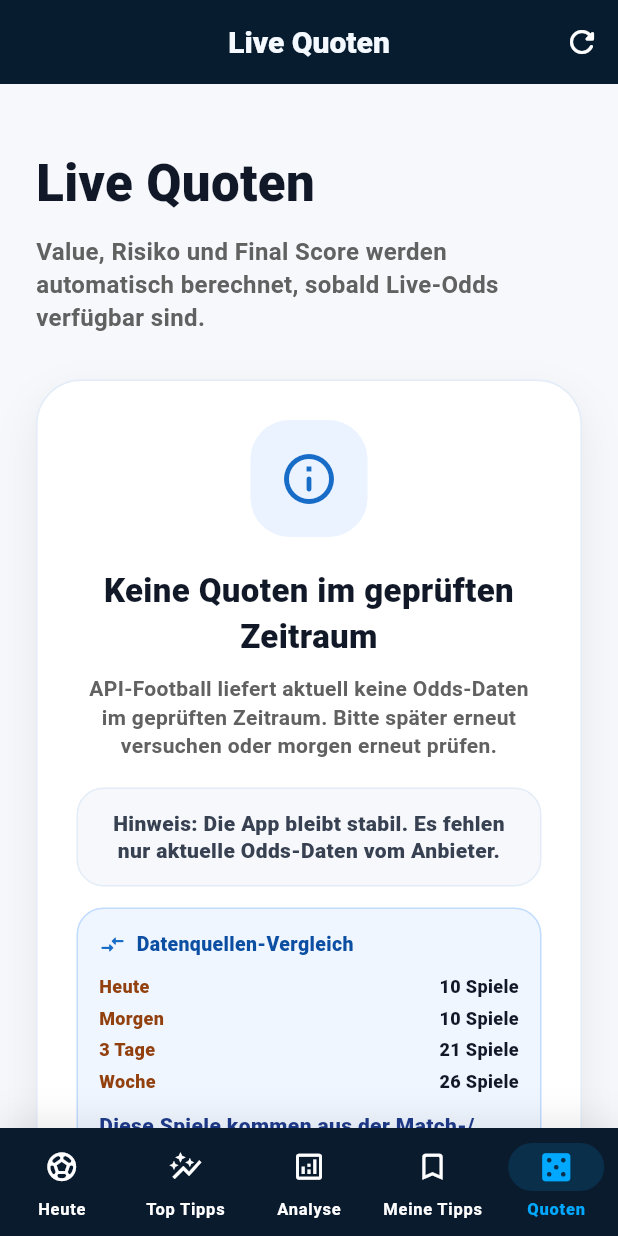
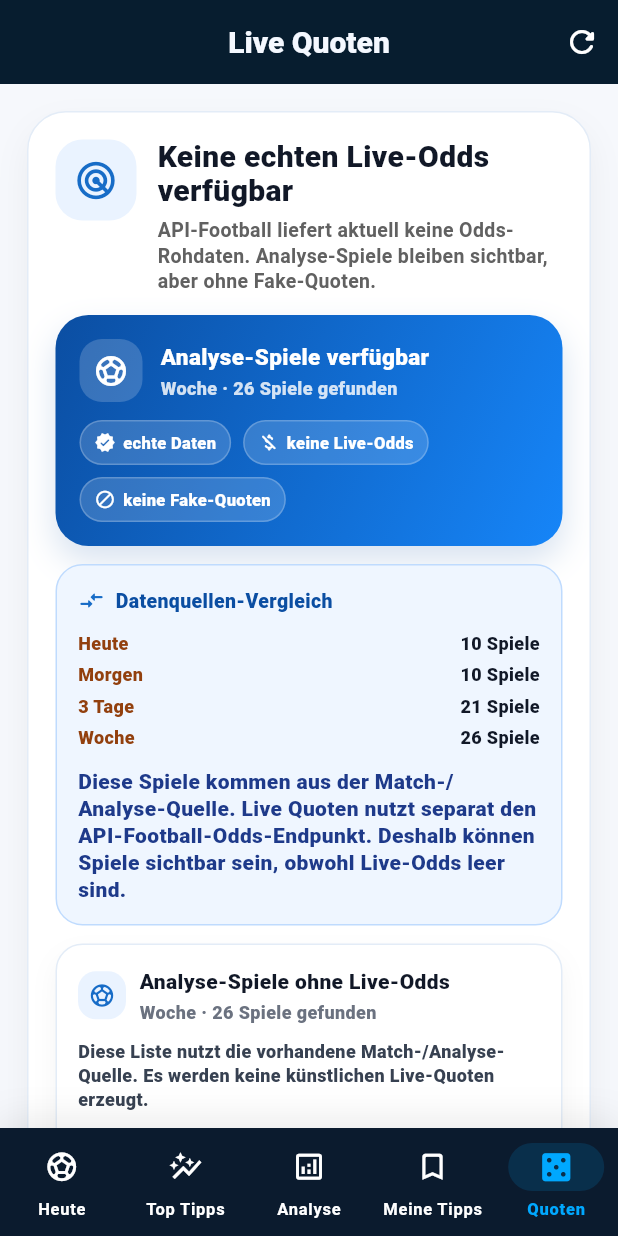
Before and after one commit to genti2004-cmyk/kickmind_ai, a Flutter app: the screen it shows after launch, item 5 of the bottom bar chosen, on a phone screen of 412 x 824 dp. Run offline on Flutter 3.47's test engine with Material 3 defaults, Android fonts, the phone set to English and light mode, and no system bars; our stand-ins replace shared_preferences; network calls fail.

Commit message:
STABLE: Stage 52a live odds empty UI polish

```diff
--- a/lib/features/odds/presentation/live_odds_screen.dart
+++ b/lib/features/odds/presentation/live_odds_screen.dart
@@ -382,116 +382,91 @@ class _LiveOddsEmptyState extends StatelessWidget {
   Widget build(BuildContext context) {
     final title = loadFailed
         ? 'Quoten konnten nicht geladen werden'
-        : 'Keine Quoten im geprüften Zeitraum';
+        : 'Keine echten Live-Odds verfügbar';
 
     final message = loadFailed
-        ? 'Die Verbindung zur Quoten-API wurde unterbrochen oder API-Football hat die Anfrage abgelehnt. Bitte später erneut versuchen.'
-        : 'API-Football liefert aktuell keine Odds-Daten im geprüften Zeitraum. Bitte später erneut versuchen oder morgen erneut prüfen.';
-
-    final icon = loadFailed
-        ? Icons.cloud_off_rounded
-        : Icons.info_outline_rounded;
+        ? 'Die Quoten-API konnte nicht gelesen werden. Bitte später erneut prüfen.'
+        : 'API-Football liefert aktuell keine Odds-Rohdaten. Analyse-Spiele bleiben sichtbar, aber ohne Fake-Quoten.';
+
+    final icon = loadFailed ? Icons.cloud_off_rounded : Icons.radar_rounded;
 
     return ListView(
       physics: const AlwaysScrollableScrollPhysics(),
-      padding: const EdgeInsets.fromLTRB(24, 42, 24, 118),
-      children: [
-        const Text(
-          'Live Quoten',
-          style: TextStyle(
-            fontSize: 34,
-            fontWeight: FontWeight.w900,
-            color: Color(0xFF111827),
-          ),
-        ),
-        const SizedBox(height: 10),
-        Text(
-          'Value, Risiko und Final Score werden automatisch berechnet, sobald Live-Odds verfügbar sind.',
-          style: TextStyle(
-            color: Colors.grey.shade700,
-            fontSize: 16,
-            fontWeight: FontWeight.w700,
-            height: 1.35,
-          ),
-        ),
-        const SizedBox(height: 30),
+      padding: const EdgeInsets.fromLTRB(18, 18, 18, 118),
+      children: [
         Container(
-          padding: const EdgeInsets.all(26),
+          padding: const EdgeInsets.all(18),
           decoration: BoxDecoration(
             color: Colors.white,
-            borderRadius: BorderRadius.circular(30),
+            borderRadius: BorderRadius.circular(26),
             border: Border.all(color: const Color(0xFFE3ECF7)),
             boxShadow: [
               BoxShadow(
-                color: Colors.black.withOpacity(0.07),
-                blurRadius: 24,
-                offset: const Offset(0, 12),
+                color: Colors.black.withOpacity(0.05),
+                blurRadius: 18,
+                offset: const Offset(0, 10),
               ),
             ],
           ),
           child: Column(
+            crossAxisAlignment: CrossAxisAlignment.start,
+            children: [
+              Row(
+                crossAxisAlignment: CrossAxisAlignment.start,
                 children: [
                   Container(
-                width: 78,
-                height: 78,
+                    width: 54,
+                    height: 54,
                     decoration: BoxDecoration(
                       color: const Color(0xFFEAF3FF),
-                  borderRadius: BorderRadius.circular(26),
+                      borderRadius: BorderRadius.circular(18),
                     ),
                     child: Icon(
                       icon,
-                  size: 40,
+                      size: 30,
                       color: const Color(0xFF176CC7),
                     ),
                   ),
-              const SizedBox(height: 20),
+                  const SizedBox(width: 14),
+                  Expanded(
+                    child: Column(
+                      crossAxisAlignment: CrossAxisAlignment.start,
+                      children: [
                         Text(
                           title,
-                textAlign: TextAlign.center,
-                style: const TextStyle(
-                  fontSize: 22,
+                          style: const TextStyle(
+                            fontSize: 20,
                             fontWeight: FontWeight.w900,
                             color: Color(0xFF111827),
-                ),
-              ),
-              const SizedBox(height: 10),
+                            height: 1.15,
+                          ),
+                        ),
+                        const SizedBox(height: 6),
                         Text(
                           message,
-                textAlign: TextAlign.center,
                           style: TextStyle(
                             color: Colors.grey.shade700,
-                  height: 1.38,
+                            fontSize: 13,
+                            height: 1.32,
                             fontWeight: FontWeight.w700,
                           ),
                         ),
-              const SizedBox(height: 18),
-              Container(
-                width: double.infinity,
-                padding: const EdgeInsets.all(14),
-                decoration: BoxDecoration(
-                  color: const Color(0xFFF6F8FC),
-                  borderRadius: BorderRadius.circular(18),
-                  border: Border.all(color: const Color(0xFFE3ECF7)),
-                ),
-                child: const Text(
-                  'Hinweis: Die App bleibt stabil. Es fehlen nur aktuelle Odds-Daten vom Anbieter.',
-                  textAlign: TextAlign.center,
-                  style: TextStyle(
-                    color: Color(0xFF374151),
-                    fontWeight: FontWeight.w800,
-                    height: 1.3,
-                  ),
-                ),
+                      ],
+                    ),
+                  ),
+                ],
               ),
               const SizedBox(height: 14),
+              _LiveOddsEmptySummary(future: fixtureSourceFuture),
+              const SizedBox(height: 12),
               _FixtureSourceComparisonCard(future: fixtureSourceFuture),
-              const SizedBox(height: 14),
+              const SizedBox(height: 12),
               _AnalysisFixtureFallbackList(future: fixtureSourceFuture),
               if (diagnostics != null) ...[
-                const SizedBox(height: 14),
+                const SizedBox(height: 12),
                 _LiveOddsDiagnosticsBox(diagnostics: diagnostics!),
               ],
-              const SizedBox(height: 22),
+              const SizedBox(height: 16),
               SizedBox(
                 width: double.infinity,
                 child: ElevatedButton.icon(
@@ -509,6 +484,138 @@ class _LiveOddsEmptyState extends StatelessWidget {
 }
 
 
+class _LiveOddsEmptySummary extends StatelessWidget {
+  final Future<_FixtureSourceSummary> future;
+
+  const _LiveOddsEmptySummary({required this.future});
+
+  @override
+  Widget build(BuildContext context) {
+    return FutureBuilder<_FixtureSourceSummary>(
+      future: future,
+      builder: (context, snapshot) {
+        final summary = snapshot.data ?? const _FixtureSourceSummary.empty();
+        final fallbackCount = summary.bestFallbackMatches.length;
+        final label = summary.bestFallbackLabel;
+
+        return Container(
+          width: double.infinity,
+          padding: const EdgeInsets.all(16),
+          decoration: BoxDecoration(
+            gradient: const LinearGradient(
+              colors: [Color(0xFF0B4EA2), Color(0xFF1685F8)],
+              begin: Alignment.topLeft,
+              end: Alignment.bottomRight,
+            ),
+            borderRadius: BorderRadius.circular(22),
+            boxShadow: [
+              BoxShadow(
+                color: const Color(0xFF0B4EA2).withOpacity(0.16),
+                blurRadius: 18,
+                offset: const Offset(0, 10),
+              ),
+            ],
+          ),
+          child: Column(
+            crossAxisAlignment: CrossAxisAlignment.start,
+            children: [
+              Row(
+                children: [
+                  Container(
+                    width: 42,
+                    height: 42,
+                    decoration: BoxDecoration(
+                      color: Colors.white.withOpacity(0.18),
+                      borderRadius: BorderRadius.circular(15),
+                    ),
+                    child: const Icon(
+                      Icons.sports_soccer_rounded,
+                      color: Colors.white,
+                      size: 24,
+                    ),
+                  ),
+                  const SizedBox(width: 12),
+                  Expanded(
+                    child: Column(
+                      crossAxisAlignment: CrossAxisAlignment.start,
+                      children: [
+                        const Text(
+                          'Analyse-Spiele verfügbar',
+                          style: TextStyle(
+                            color: Colors.white,
+                            fontSize: 15,
+                            fontWeight: FontWeight.w900,
+                          ),
+                        ),
+                        const SizedBox(height: 2),
+                        Text(
+                          snapshot.connectionState == ConnectionState.waiting
+                              ? 'Spielequelle wird geprüft ...'
+                              : fallbackCount > 0
+                              ? '$label · $fallbackCount Spiele gefunden'
+                              : 'Keine Analyse-Spiele gefunden',
+                          style: TextStyle(
+                            color: Colors.white.withOpacity(0.82),
+                            fontSize: 12,
+                            fontWeight: FontWeight.w800,
+                          ),
+                        ),
+                      ],
+                    ),
+                  ),
+                ],
+              ),
+              const SizedBox(height: 12),
+              Wrap(
+                spacing: 8,
+                runSpacing: 8,
+                children: const [
+                  _WhiteStatusPill(icon: Icons.verified_rounded, text: 'echte Daten'),
+                  _WhiteStatusPill(icon: Icons.money_off_rounded, text: 'keine Live-Odds'),
+                  _WhiteStatusPill(icon: Icons.block_rounded, text: 'keine Fake-Quoten'),
+                ],
+              ),
+            ],
+          ),
+        );
+      },
+    );
+  }
+}
+
+class _WhiteStatusPill extends StatelessWidget {
+  final IconData icon;
+  final String text;
+
+  const _WhiteStatusPill({required this.icon, required this.text});
+
+  @override
+  Widget build(BuildContext context) {
+    return Container(
+      padding: const EdgeInsets.symmetric(horizontal: 9, vertical: 6),
+      decoration: BoxDecoration(
+        color: Colors.white.withOpacity(0.16),
+        borderRadius: BorderRadius.circular(999),
+        border: Border.all(color: Colors.white.withOpacity(0.22)),
+      ),
+      child: Row(
+        mainAxisSize: MainAxisSize.min,
+        children: [
+          Icon(icon, color: Colors.white, size: 14),
+          const SizedBox(width: 5),
+          Text(
+            text,
+            style: const TextStyle(
+              color: Colors.white,
+              fontSize: 11,
+              fontWeight: FontWeight.w900,
+            ),
+          ),
+        ],
+      ),
+    );
+  }
+}
 
 class _FixtureSourceSummary {
   final List<FootballMatch> todayMatches;
@@ -881,24 +988,23 @@ class _LiveOddsDiagnosticsBox extends StatelessWidget {
 
     return Container(
       width: double.infinity,
-      padding: const EdgeInsets.all(14),
       decoration: BoxDecoration(
         color: const Color(0xFFFFFBEB),
         borderRadius: BorderRadius.circular(18),
         border: Border.all(color: const Color(0xFFFDE68A)),
       ),
-      child: Column(
-        crossAxisAlignment: CrossAxisAlignment.start,
-        children: [
-          const Row(
-            children: [
-              Icon(
+      child: Theme(
+        data: Theme.of(context).copyWith(dividerColor: Colors.transparent),
+        child: ExpansionTile(
+          initiallyExpanded: false,
+          tilePadding: const EdgeInsets.symmetric(horizontal: 14, vertical: 2),
+          childrenPadding: const EdgeInsets.fromLTRB(14, 0, 14, 14),
+          leading: const Icon(
             Icons.bug_report_rounded,
             size: 18,
             color: Color(0xFFB45309),
           ),
-              SizedBox(width: 7),
-              Text(
+          title: const Text(
             'API-Diagnose',
             style: TextStyle(
               color: Color(0xFF92400E),
@@ -906,9 +1012,17 @@ class _LiveOddsDiagnosticsBox extends StatelessWidget {
               fontSize: 13,
             ),
           ),
-            ],
-          ),
-          const SizedBox(height: 10),
+          subtitle: Text(
+            'Status $statusText · ${diagnostics.checkedDatesCount} Tage · Rohdaten ${diagnostics.rawResponseCount}',
+            maxLines: 1,
+            overflow: TextOverflow.ellipsis,
+            style: const TextStyle(
+              color: Color(0xFF78350F),
+              fontSize: 11,
+              fontWeight: FontWeight.w800,
+            ),
+          ),
+          children: [
             _DiagnosticLine(label: 'Zeit', value: diagnostics.checkedAtText),
             _DiagnosticLine(label: 'Zeitraum', value: diagnostics.checkedDateRange),
             _DiagnosticLine(label: 'Geprüfte Tage', value: diagnostics.checkedDatesCount.toString()),
@@ -925,11 +1039,13 @@ class _LiveOddsDiagnosticsBox extends StatelessWidget {
               diagnostics.message,
               style: const TextStyle(
                 color: Color(0xFF78350F),
+                fontSize: 12,
                 fontWeight: FontWeight.w800,
                 height: 1.3,
               ),
             ),
           ],
+        ),
       ),
     );
   }
```
Lines whose indentation alone changed are shown as unchanged.
